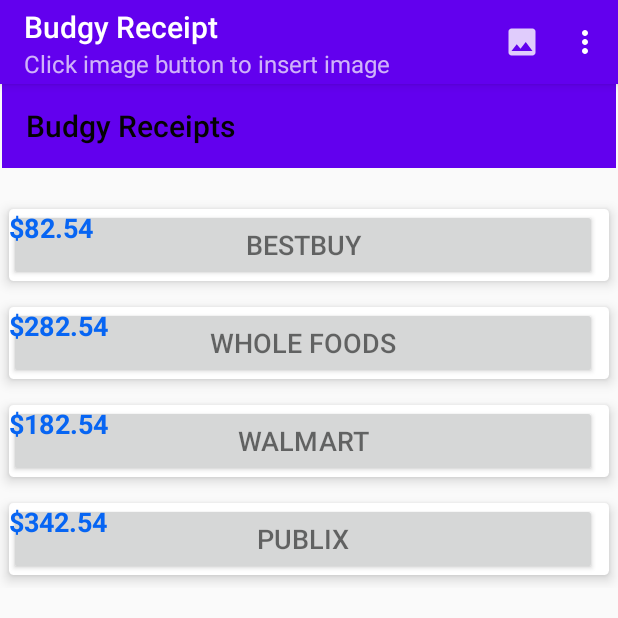
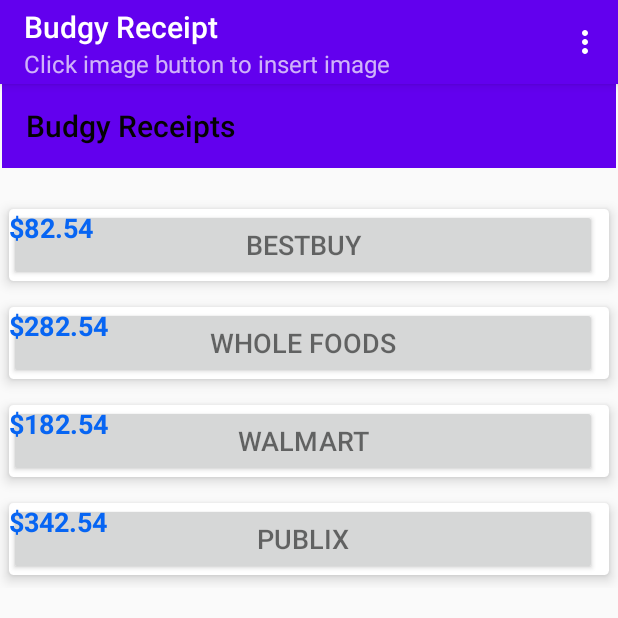
Before and after one commit to Gsoetan/BudgyReceipt, an Android app: the screen it shows after launch (MainActivity), on a phone screen of 412 x 824 dp, the top half of it. Run offline under Robolectric (Android 15) with nearby library versions, the phone set to English and light mode, and no system bars; libraries missing offline, so code that uses them is left out: com.google.android.gms, com.theartofdev.edmodo; pictures from the network do not load; 2 statements that could not run were skipped.

Commit message:
Add files via upload

```diff
--- a/BudgyReceipt/app/src/main/res/menu/menu_main.xml
+++ b/BudgyReceipt/app/src/main/res/menu/menu_main.xml
@@ -1,11 +1,7 @@
 <?xml version="1.0" encoding="utf-8"?>
 <menu xmlns:android="http://schemas.android.com/apk/res/android"
     xmlns:app="http://schemas.android.com/apk/res-auto">
-<item
-    android:id="@+id/addImage"
-    android:title="Add image"
-    app:showAsAction="always"
-    android:icon="@drawable/ic_action_image"/>
+
 <item
     android:id="@+id/weekly"
     android:title="Weekly"/>
```
